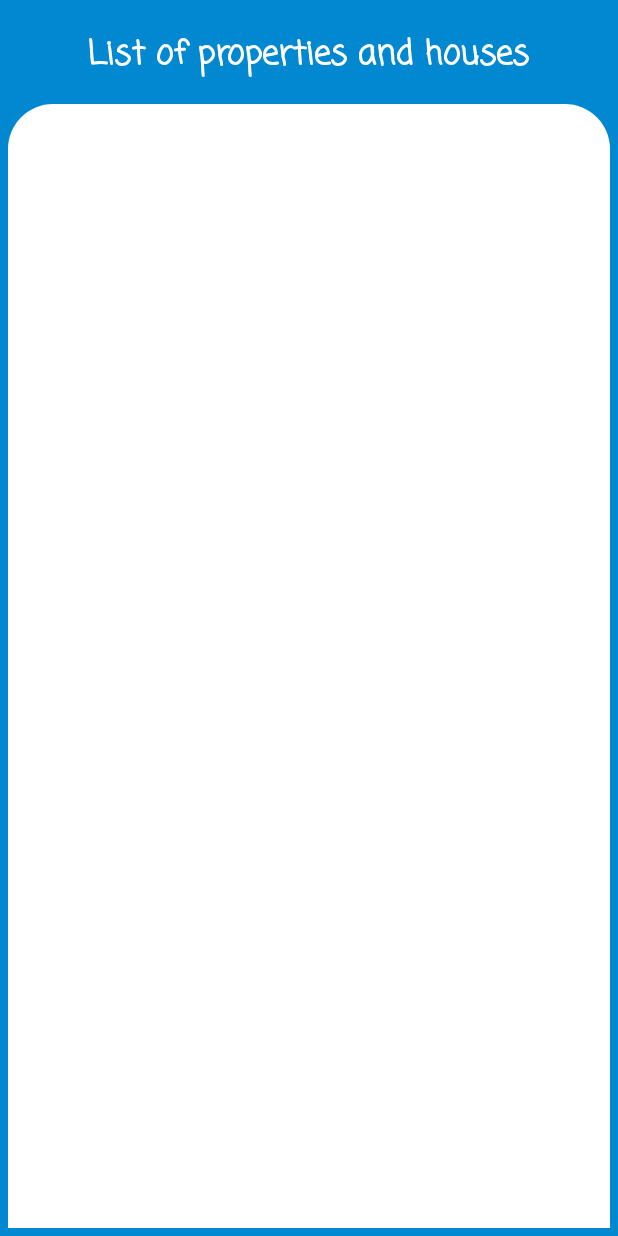
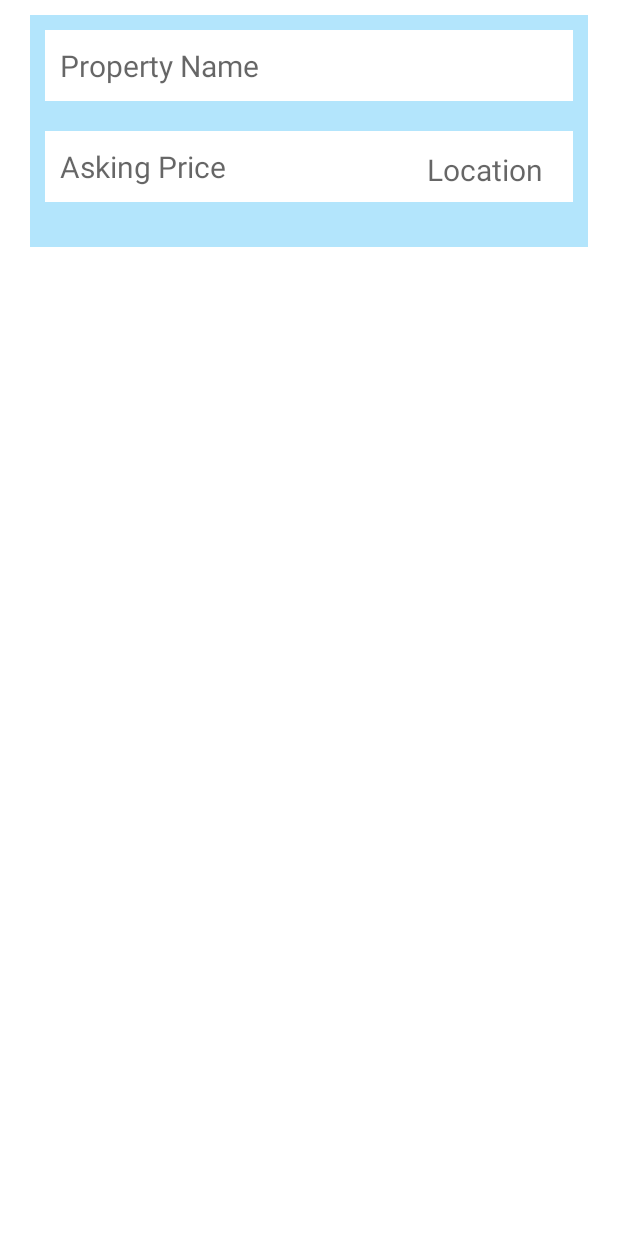
Before and after one commit to Kabiru-254/MadPropertyPal, an Android app: the layout houses_recycler_layout.xml on its own in the app's theme, with its tools: preview values and no code run, on a phone screen of 412 x 824 dp. Run offline under Robolectric (Android 15) with nearby library versions, the phone set to English and light mode, and no system bars.

Commit message:
Changes.... Again😢😢😢😢😢

```diff
--- a/app/src/main/res/layout/houses_recycler_layout.xml
+++ b/app/src/main/res/layout/houses_recycler_layout.xml
@@ -3,46 +3,47 @@
     xmlns:android="http://schemas.android.com/apk/res/android"
     android:layout_width="match_parent"
     android:orientation="vertical"
-    android:layout_height="match_parent"
-    android:background="@color/primaryDark"
-    >
+    android:layout_height="wrap_content"
+    android:layout_marginStart="20dp"
+    android:layout_marginEnd="20dp"
+    android:layout_marginTop="10dp"
+    android:layout_marginBottom="10dp"
+    android:background="@color/primaryLight"
+    android:paddingBottom="20dp">
+
+<TextView
+    android:layout_width="match_parent"
+    android:layout_height="wrap_content"
+    android:id="@+id/recyclerNameTV"
+    android:hint="@string/property_name"
+    android:textSize="20sp"
+    android:background="@color/white"
+    android:orientation="vertical"
+    android:padding="10dp"
+    android:textColor="@color/black"
+    android:layout_margin="10dp"
+    />
 
     <TextView
+        android:id="@+id/recyclerpriceTV"
+        android:layout_width="match_parent"
+        android:layout_height="wrap_content"
+        android:layout_margin="10dp"
+        android:hint="@string/asking_price"
+        android:padding="10dp"
+        android:background="@color/white"
+        android:textSize="20sp" />
+
+    <TextView
+        android:id="@+id/recyclerLocationTV"
         android:layout_width="wrap_content"
         android:layout_height="wrap_content"
-        android:layout_marginTop="20dp"
-        android:layout_marginBottom="10dp"
-        android:fontFamily="casual"
-        android:textStyle="bold"
-        android:layout_gravity="center_horizontal"
-        android:text="List of properties and houses"
-        android:textColor="@color/white"
-        android:textSize="22sp"
-        />
-    <LinearLayout
-        android:layout_width="match_parent"
-        android:layout_height="match_parent"
-        android:background="@drawable/property_bg"
-        android:orientation="vertical"
+        android:layout_gravity="end"
+        android:layout_marginTop="-55dp"
+        android:layout_marginEnd="20dp"
+        android:hint="@string/location"
         android:padding="10dp"
-        android:layout_margin="5dp"
-        >
-
-        <androidx.recyclerview.widget.RecyclerView
-            android:id="@+id/houses_recycler"
-            android:layout_width="match_parent"
-            android:layout_height="match_parent"
-            android:layout_marginTop="10dp"
-            android:layout_marginLeft="5dp"
-            android:layout_marginRight="5dp"
-            android:layout_marginBottom="5dp"
-            android:background="#FFFFFF"
-            />
-
-    </LinearLayout>
-
-
-
+        android:textSize="20sp" />
 
 
 </LinearLayout>
```
